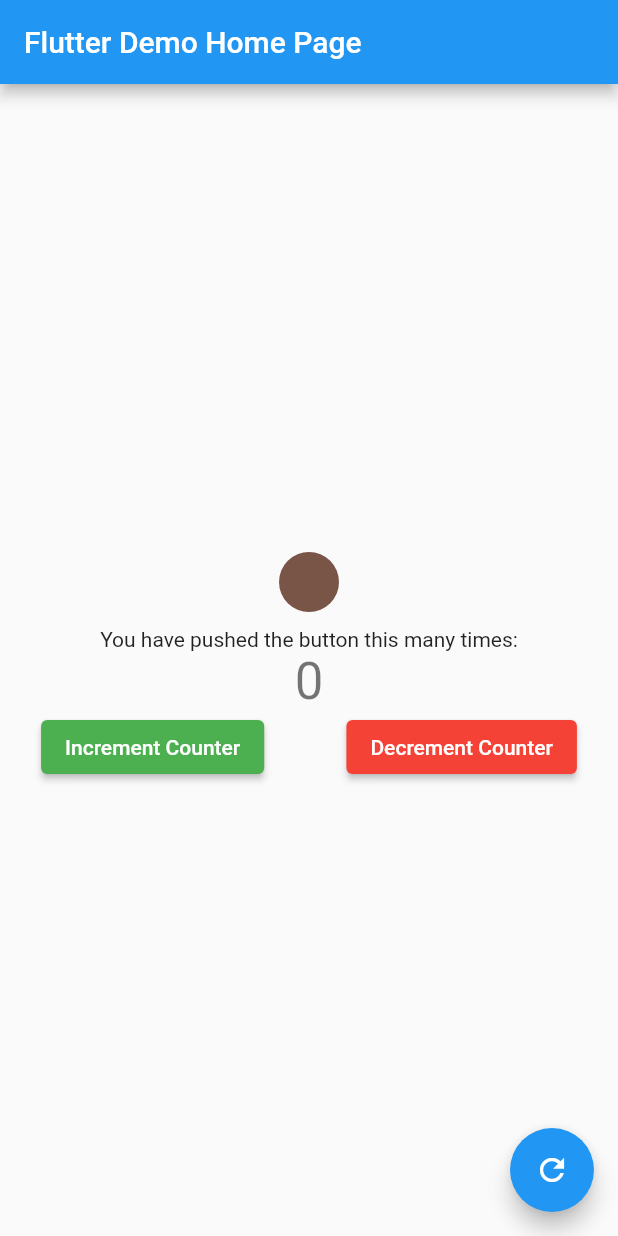
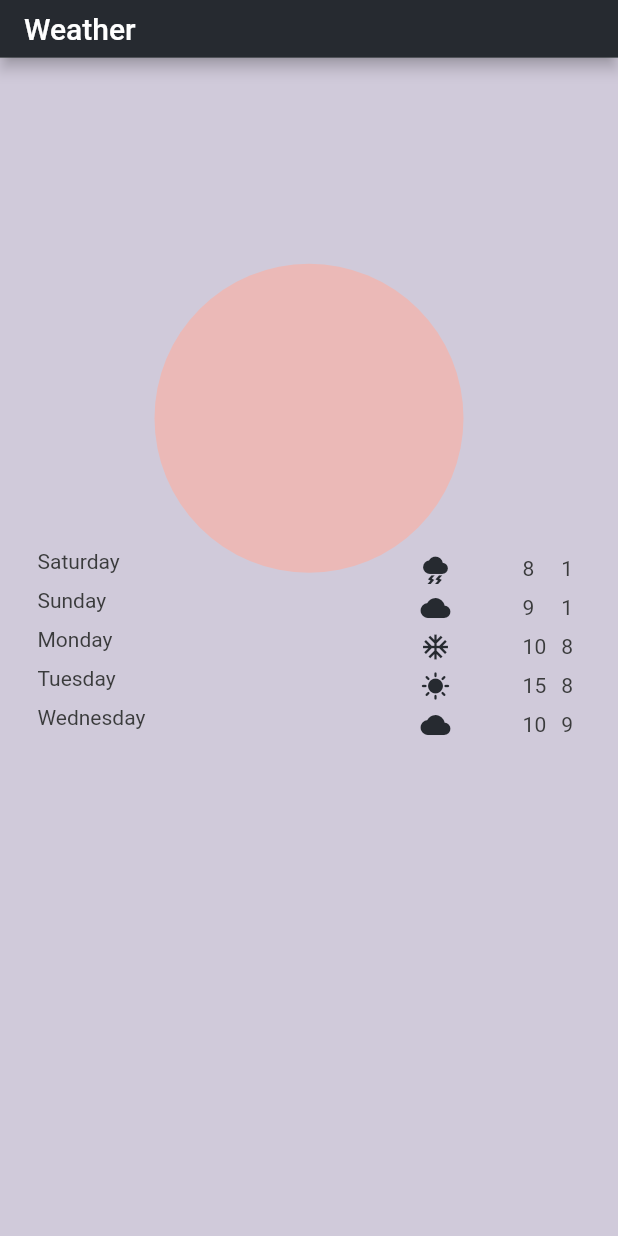
Before and after one commit to rkhaimov/flutter_lrn, a Flutter app: the screen it shows after launch, on a phone screen of 412 x 824 dp. Run offline on Flutter 3.47's test engine with Material 2 defaults, Android fonts, the phone set to English and light mode, and no system bars; project files that could hold a hidden picture were left out.

Commit message:
Add forecast

```diff
--- /dev/null
+++ b/lib/countries.dart
@@ -0,0 +1,60 @@
+class Countries {
+  Countries._();
+
+  static const Country AD = Country(
+    dialingCode: "376",
+    isoCode: "AD",
+    name: "andorra",
+  );
+
+  static const Country AE = Country(
+    dialingCode: "971",
+    isoCode: "AE",
+    name: "United Arab Emirates",
+  );
+
+  static const Country AF = Country(
+    dialingCode: "93",
+    isoCode: "AF",
+    name: "Afghanistan",
+  );
+
+  static const Country AG = Country(
+    dialingCode: "1",
+    isoCode: "AG",
+    name: "Antigua and Barbuda",
+  );
+
+  static const Country AI = Country(
+    dialingCode: "1",
+    isoCode: "AI",
+    name: "Anguilla",
+  );
+
+  static const Country AL = Country(
+    dialingCode: "355",
+    isoCode: "AL",
+    name: "Albania",
+  );
+
+  static const ALL = [
+    Countries.AD,
+    Countries.AE,
+    Countries.AF,
+    Countries.AG,
+    Countries.AI,
+    Countries.AL,
+  ];
+}
+
+class Country {
+  final String dialingCode;
+  final String isoCode;
+  final String name;
+
+  const Country({
+    required this.dialingCode,
+    required this.isoCode,
+    required this.name,
+  });
+}
--- /dev/null
+++ b/lib/forecast_entry.dart
@@ -0,0 +1,10 @@
+import 'package:lrn/weather.dart';
+
+class ForecastEntry {
+  final String day;
+  final Weather weather;
+  final double dayT;
+  final double nightT;
+
+  ForecastEntry(this.day, this.weather, this.dayT, this.nightT);
+}
--- a/lib/main.dart
+++ b/lib/main.dart
@@ -1,106 +1,8 @@
 import 'package:flutter/material.dart';
+import 'package:flutter/services.dart';
+
+import 'my_app.dart';
 
 void main() {
-  runApp(const MyApp());
+  runApp(App());
 }
-
-class MyApp extends StatelessWidget {
-  const MyApp({super.key});
-
-  @override
-  Widget build(BuildContext context) {
-    return MaterialApp(
-      title: 'Flutter Demo',
-      theme: ThemeData(
-        primarySwatch: Colors.blue,
-      ),
-      home: const MyHomePage(title: 'Flutter Demo Home Page'),
-    );
-  }
-}
-
-class MyHomePage extends StatefulWidget {
-  const MyHomePage({super.key, required this.title});
-
-  final String title;
-
-  @override
-  State<MyHomePage> createState() => _MyHomePageState();
-}
-
-class _MyHomePageState extends State<MyHomePage> {
-  int _counter = 0;
-  bool _swapped = false;
-
-  @override
-  Widget build(BuildContext context) {
-    var decrement = ElevatedButton(
-      style: const ButtonStyle(
-        backgroundColor: MaterialStatePropertyAll(Colors.red),
-      ),
-      child: const Text(
-        'Decrement Counter',
-        style: TextStyle(color: Colors.white),
-      ),
-      onPressed: () => setState(() => _counter -= 1),
-    );
-
-    var increment = ElevatedButton(
-      style: const ButtonStyle(
-        backgroundColor: MaterialStatePropertyAll(Colors.green),
-      ),
-      child: const Text(
-        'Increment Counter',
-        style: TextStyle(color: Colors.white),
-      ),
-      onPressed: () => setState(() => _counter += 1),
-    );
-
-    return Scaffold(
-      appBar: AppBar(
-        title: Text(widget.title),
-      ),
-      body: Center(
-        child: Column(
-          mainAxisAlignment: MainAxisAlignment.center,
-          children: <Widget>[
-            Container(
-              margin: EdgeInsets.all(10),
-              constraints: BoxConstraints.loose(const Size.square(40)),
-              decoration: BoxDecoration(
-                color: Colors.brown,
-                borderRadius: BorderRadius.circular(25),
-              ),
-            ),
-            const Text(
-              'You have pushed the button this many times:',
-            ),
-            Text(
-              '$_counter',
-              style: Theme.of(context).textTheme.headline4,
-            ),
-            Row(
-              mainAxisAlignment: MainAxisAlignment.spaceAround,
-              children: _swapped
-                  ? [
-                      decrement,
-                      increment,
-                    ]
-                  : [
-                      increment,
-                      decrement,
-                    ],
-            ),
-          ],
-        ),
-      ),
-      floatingActionButton: FloatingActionButton(
-        onPressed: () => setState(() {
-          _counter = 0;
-          _swapped = !_swapped;
-        }),
-        child: const Icon(Icons.refresh),
-      ),
-    );
-  }
-}
--- /dev/null
+++ b/lib/my_app.dart
@@ -0,0 +1,29 @@
+import 'package:flutter/material.dart';
+import 'package:lrn/page_container.dart';
+import 'package:lrn/styles.dart';
+
+class App extends StatelessWidget {
+  App({super.key});
+
+  @override
+  Widget build(BuildContext context) {
+    return MaterialApp(
+      title: 'Weather App',
+      debugShowCheckedModeBanner: false,
+      theme: ThemeData(
+        fontFamily: 'Cabin',
+        colorScheme: Theme.of(context).colorScheme.copyWith(
+            primary: AppColor.midnightSky, secondary: AppColor.midnightCloud),
+        primaryTextTheme: Theme.of(context).textTheme.apply(
+              bodyColor: AppColor.textColorDark,
+              displayColor: AppColor.textColorDark,
+            ),
+        textTheme: Theme.of(context).textTheme.apply(
+              bodyColor: AppColor.textColorDark,
+              displayColor: AppColor.textColorDark,
+            ),
+      ),
+      home: PageContainer(),
+    );
+  }
+}
--- /dev/null
+++ b/lib/page_container.dart
@@ -0,0 +1,58 @@
+import 'package:flutter/material.dart';
+import 'package:lrn/render_forecast.dart';
+import 'package:lrn/size_from.dart';
+import 'package:lrn/styles.dart';
+import 'package:lrn/sun.dart';
+import 'package:lrn/weather.dart';
+
+import 'forecast_entry.dart';
+
+class PageContainer extends StatelessWidget {
+  var forecast = [
+    ForecastEntry('Saturday', Weather.rain, 8, 1),
+    ForecastEntry('Sunday', Weather.cloudy, 9, 1),
+    ForecastEntry('Monday', Weather.snow, 10, 8),
+    ForecastEntry('Tuesday', Weather.sunny, 15, 8),
+    ForecastEntry('Wednesday', Weather.cloudy, 10, 9),
+  ];
+
+  @override
+  Widget build(BuildContext context) {
+    return Scaffold(
+      appBar: PreferredSize(
+        // Height can be defined explicitly here
+        preferredSize: Size.fromHeight(sizeFrom(56, context)),
+        child: AppBar(
+          title: const Text('Weather'),
+        ),
+      ),
+      body: Container(
+        decoration: BoxDecoration(color: AppColor.duskSky),
+        child: Stack(
+          children: [
+            Sun(),
+            Container(
+              width: double.infinity,
+              padding: EdgeInsets.only(left: 25, right: 25),
+              child: Column(
+                mainAxisAlignment: MainAxisAlignment.center,
+                children: [
+                  Table(
+                    defaultVerticalAlignment: TableCellVerticalAlignment.middle,
+                    columnWidths: const <int, TableColumnWidth>{
+                      0: FlexColumnWidth(2),
+                      1: FlexColumnWidth(1),
+                      2: IntrinsicColumnWidth(),
+                      3: IntrinsicColumnWidth(),
+                    },
+                    children: forecast.map(renderForecast).toList(),
+                  )
+                ],
+              ),
+            )
+          ],
+        ),
+      ),
+    );
+  }
+}
--- /dev/null
+++ b/lib/render_forecast.dart
@@ -0,0 +1,26 @@
+import 'package:flutter/material.dart';
+import 'package:lrn/styles.dart';
+
+import 'forecast_entry.dart';
+
+TableRow renderForecast(ForecastEntry entry) {
+  return TableRow(children: [
+    Padding(
+      padding: const EdgeInsets.only(bottom: 10),
+      child: Text(entry.day),
+    ),
+    Icon(
+      entry.weather.icon,
+      size: 20,
+      color: AppColor.midnightSky,
+    ),
+    Padding(
+      padding: EdgeInsets.only(left: 5, right: 5),
+      child: Text(entry.dayT.toStringAsFixed(0)),
+    ),
+    Padding(
+      padding: EdgeInsets.only(left: 5, right: 5),
+      child: Text(entry.nightT.toStringAsFixed(0)),
+    ),
+  ]);
+}
--- /dev/null
+++ b/lib/size_from.dart
@@ -0,0 +1,12 @@
+import 'package:flutter/widgets.dart';
+
+const kBaseHeight = 1200.0;
+
+double sizeFrom(double size, BuildContext context) {
+  var ratio = size / kBaseHeight;
+
+  var height =
+      MediaQuery.of(context).size.height - MediaQuery.of(context).padding.top;
+
+  return height * ratio;
+}
--- /dev/null
+++ b/lib/styles.dart
@@ -0,0 +1,35 @@
+import 'package:flutter/material.dart';
+
+class AppColor {
+  AppColor._();
+
+  static const dawnSky = Color(0xFFE5DAD6);
+  static const dawnSun = Color(0xFFDEA996);
+  static const dawnCloud = Color(0xFFD3C7C2);
+
+  static const noonSky = Color(0xFFFAF6E8);
+  static const noonSun = Color(0xFFF6CC6D);
+  static const noonCloud = Color(0xFFF9EED4);
+
+  static const duskSky = Color(0xFFD0CADA);
+  static const duskSun = Color(0xFFEBB9B7);
+  static const duskCloud = Color(0xFFC0BBBB);
+
+  static const nightSky = Color(0xFF3F3E44);
+  static const nightMoon = Color(0xFF555555);
+  static const nightCloud = Color(0xFF454249);
+
+  static const midnightSky = Color(0xFF262A30);
+  static const midnightMoon = Color(0xFF43454B);
+  static const midnightCloud = Color(0xFF2E3139);
+
+  static const twilightSky = Color(0xFF353C3F);
+  static const twilightMoon = Color(0xFF5D5555);
+  static const twilightCloud = Color(0xFF3C4549);
+
+  static const textColorDark = Color(0xFF3A3B3C);
+  static const textColorLight = Color(0xFFAEAEAE);
+
+  static const cloudColorDark = Color(0xFF2E3139);
+  static const cloudColorLight = Color(0xFFAEAEAE);
+}
--- /dev/null
+++ b/lib/sun.dart
@@ -0,0 +1,27 @@
+import 'package:flutter/material.dart';
+import 'package:lrn/size_from.dart';
+import 'package:lrn/styles.dart';
+
+class Sun extends StatelessWidget {
+  const Sun({
+    Key? key,
+  }) : super(key: key);
+
+  @override
+  Widget build(BuildContext context) {
+    return Positioned(
+      top: sizeFrom(200, context),
+      left: 0,
+      right: 0,
+      child: Align(
+        child: Container(
+          height: sizeFrom(300, context),
+          width: sizeFrom(300, context),
+          decoration: BoxDecoration(
+              color: AppColor.duskSun,
+              borderRadius: BorderRadius.circular(sizeFrom(150, context))),
+        ),
+      ),
+    );
+  }
+}
--- /dev/null
+++ b/lib/weather.dart
@@ -0,0 +1,15 @@
+import 'package:flutter/cupertino.dart';
+import 'package:flutter/material.dart';
+
+enum TemperatureUnit { celsius, fahrenheit }
+
+enum Weather {
+  snow(Icons.ac_unit),
+  cloudy(Icons.cloud),
+  sunny(Icons.sunny),
+  rain(Icons.thunderstorm);
+
+  const Weather(this.icon);
+
+  final IconData icon;
+}
```
Also changed, not shown: pubspec.yaml (+12 -0 lines), assets/fonts/Cabin-Bold.otf (added), assets/fonts/Cabin-BoldItalic.otf (added), assets/fonts/Cabin-Italic.otf (added), assets/fonts/Cabin-Medium.otf (added), assets/fonts/Cabin-MediumItalic.otf (added), assets/fonts/Cabin-Regular.otf (added), assets/fonts/Cabin-SemiBold.otf (added), assets/fonts/Cabin-SemiBoldItalic.otf (added).
